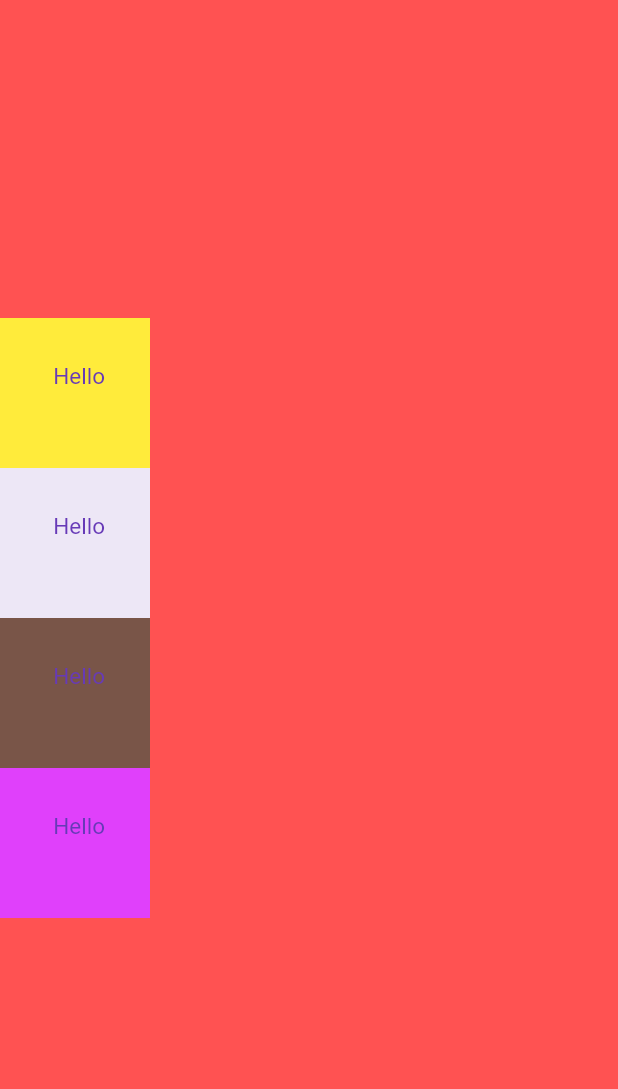
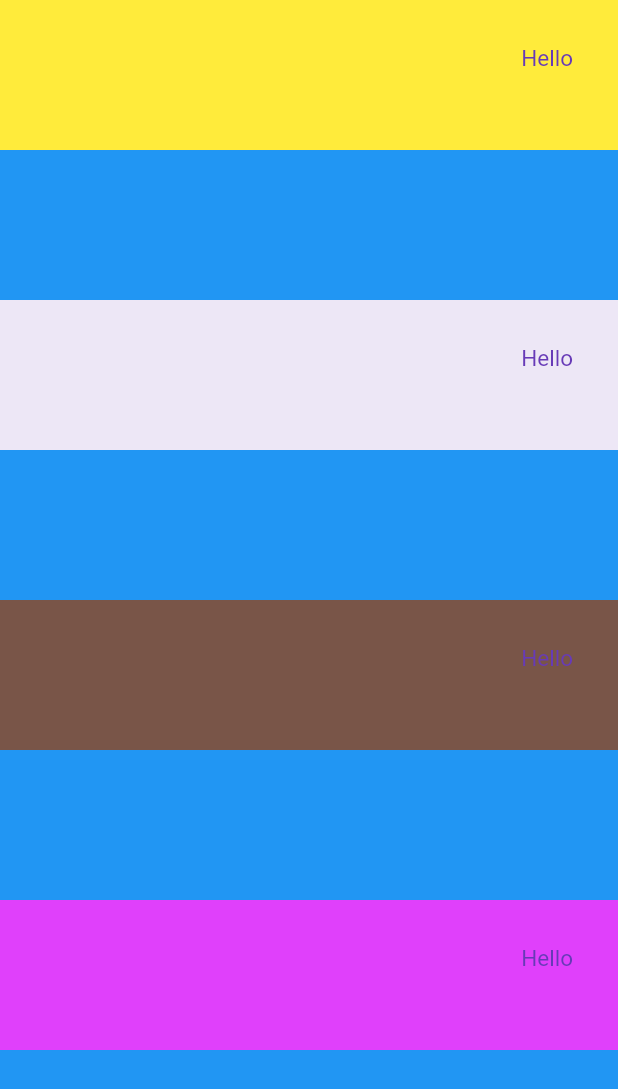
Before and after one commit to Mr-Perfectuz/flutter_card, a Flutter app: the screen it shows after launch, on a phone screen of 412 x 824 dp. Shown: the top 1089 px of the screen. Run offline on Flutter 3.47's test engine with Material 2 defaults, Android fonts, the phone set to English and light mode, and no system bars.

Commit message:
main container has been updated

```diff
--- a/lib/main.dart
+++ b/lib/main.dart
@@ -15,10 +15,10 @@ class MyApp extends StatelessWidget {
         visualDensity: VisualDensity.adaptivePlatformDensity,
       ),
       home: Scaffold(
-        backgroundColor: Colors.redAccent,
+        backgroundColor: Colors.blue,
         body: SafeArea(
             child: Column(
-          mainAxisAlignment: MainAxisAlignment.center,
+          crossAxisAlignment: CrossAxisAlignment.stretch,
           children: <Widget>[
             Container(
               padding: EdgeInsets.all(30.0),
@@ -31,6 +31,7 @@ class MyApp extends StatelessWidget {
                 style: TextStyle(fontSize: 15.0, color: Colors.deepPurple),
               ),
             ),
+            SizedBox(height: 100.0),
             Container(
               padding: EdgeInsets.all(30.0),
               color: Colors.deepPurple.shade50,
@@ -42,6 +43,7 @@ class MyApp extends StatelessWidget {
                 style: TextStyle(fontSize: 15.0, color: Colors.deepPurple),
               ),
             ),
+            SizedBox(height: 100.0),
             Container(
               padding: EdgeInsets.all(30.0),
               color: Colors.brown,
@@ -53,6 +55,7 @@ class MyApp extends StatelessWidget {
                 style: TextStyle(fontSize: 15.0, color: Colors.deepPurple),
               ),
             ),
+            SizedBox(height: 100.0),
             Container(
               padding: EdgeInsets.all(30.0),
               color: Colors.purpleAccent,
```
